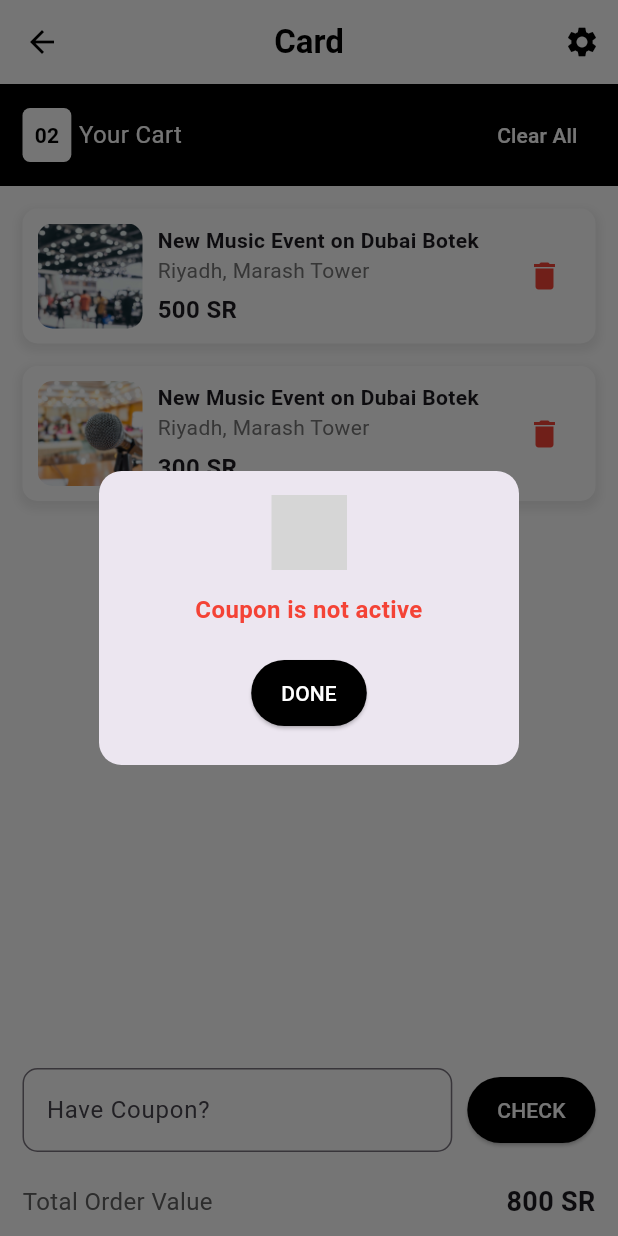
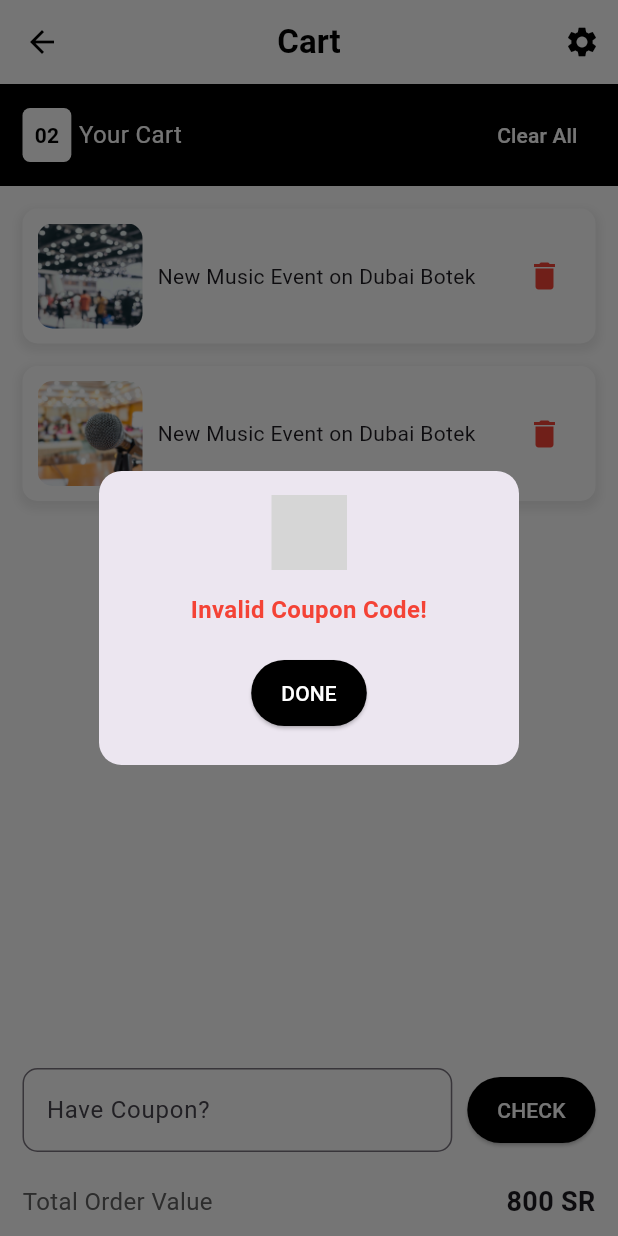
Before and after one commit to nesma220/final_flutter_two_nesma, a Flutter app: the CartScreen screen opened by its route, after a tap on "CHECK", on a phone screen of 412 x 824 dp. Run offline on Flutter 3.47's test engine with Material 3 defaults, Android fonts, the phone set to English and light mode, and no system bars; our stand-ins replace flutter_svg, get; grey boxes are pictures that could not be loaded.

Commit message:
Up edit  cart

```diff
--- a/lib/modules/cart_screen.dart
+++ b/lib/modules/cart_screen.dart
@@ -29,9 +29,21 @@ class _CartScreenState extends State<CartScreen> {
   double discount = 0.0;
 
   void applyDiscount() {
-    if (couponController.text == "1635") {
+    String code = couponController.text.trim();
+
+    if (code == "A123") {
       setState(() {
-        discount = 0.25;
+        discount = 0.10;
+      });
+      showDiscountPopup(true);
+    } else if (code == "B123") {
+      setState(() {
+        discount = 0.20;
+      });
+      showDiscountPopup(true);
+    } else if (code == "C123") {
+      setState(() {
+        discount = 0.30;
       });
       showDiscountPopup(true);
     } else {
@@ -55,7 +67,7 @@ class _CartScreenState extends State<CartScreen> {
               ),
               const SizedBox(height: 15),
               Text(
-                isSuccess ? "Successfully Discount completed." : "Coupon is not active",
+                isSuccess ? "Successfully Discount applied!" : "Invalid Coupon Code!",
                 style: TextStyle(
                   fontSize: 16,
                   fontWeight: FontWeight.bold,
@@ -87,16 +99,17 @@ void clearCart() {
         snackPosition: SnackPosition.BOTTOM);
   }
 
-
   void removeItem(int index) {
     setState(() {
       cartItems.removeAt(index);
     });
   }
+
 double get totalPrice {
-    double total = cartItems.fold(0, (sum, item) => sum + item["price"]);
+  double total = cartItems.fold<double>(0.0, (sum, item) => sum + (item["price"] as num).toDouble());
   return total - (total * discount);
 }
+
 
   @override
   Widget build(BuildContext context) {
@@ -110,7 +123,7 @@ void clearCart() {
           onPressed: () => Navigator.pop(context),
         ),
         title: const Text(
-          "Card",
+          "Cart",
           style: TextStyle(color: Colors.black, fontWeight: FontWeight.bold),
         ),
         centerTitle: true,
@@ -214,12 +227,18 @@ void clearCart() {
                     ),
                     if (discount > 0)
                      Text(
-                        " 800 SR",
+  "${totalPrice.toInt()} SR",
+  style: const TextStyle(fontSize: 18, fontWeight: FontWeight.bold),
+),
+if (discount > 0)
+  Text(
+    " ${(cartItems.fold<num>(0, (sum, item) => sum + (item["price"] as num)).toInt())} SR",
     style: TextStyle(
         fontSize: 16,
         decoration: TextDecoration.lineThrough,
         color: Colors.grey[500]),
   ),
+
                   ],
                 ),
               ],
@@ -259,19 +278,7 @@ void clearCart() {
           ),
           const SizedBox(width: 10),
           Expanded(
-            child: Column(
-              crossAxisAlignment: CrossAxisAlignment.start,
-              children: [
-                Text(item["title"],
-                    style: const TextStyle(
-                        fontSize: 14, fontWeight: FontWeight.bold)),
-                Text(item["location"], style: TextStyle(color: Colors.grey[600])),
-                const SizedBox(height: 5),
-                Text("${item["price"]} SR",
-                    style: const TextStyle(
-                        fontSize: 16, fontWeight: FontWeight.bold)),
-              ],
-            ),
+            child: Text(item["title"]),
           ),
           IconButton(
             onPressed: () => removeItem(index),
```
Lines whose indentation alone changed are shown as unchanged.
